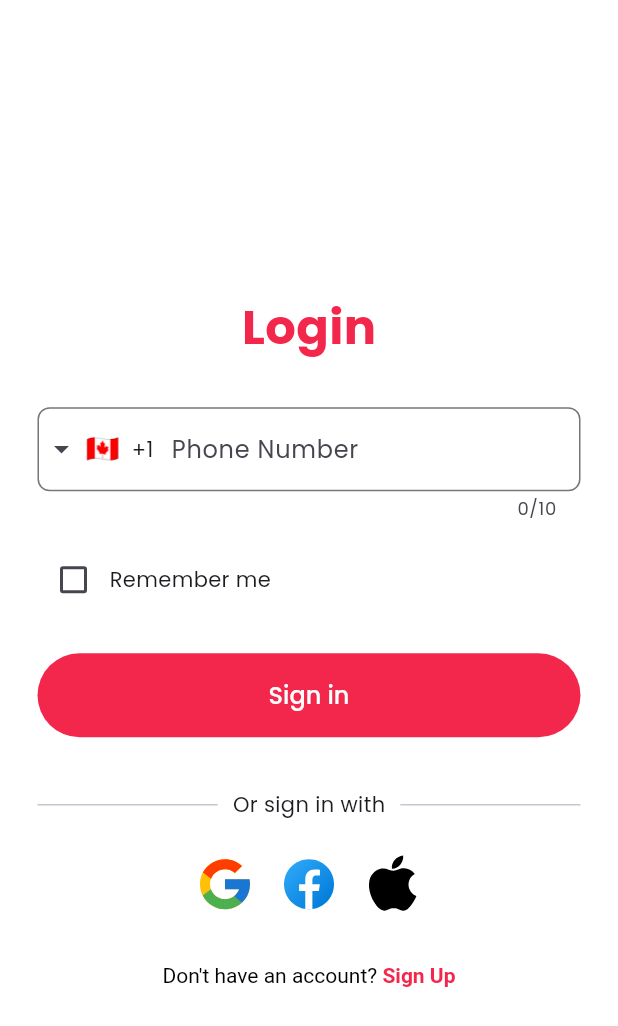
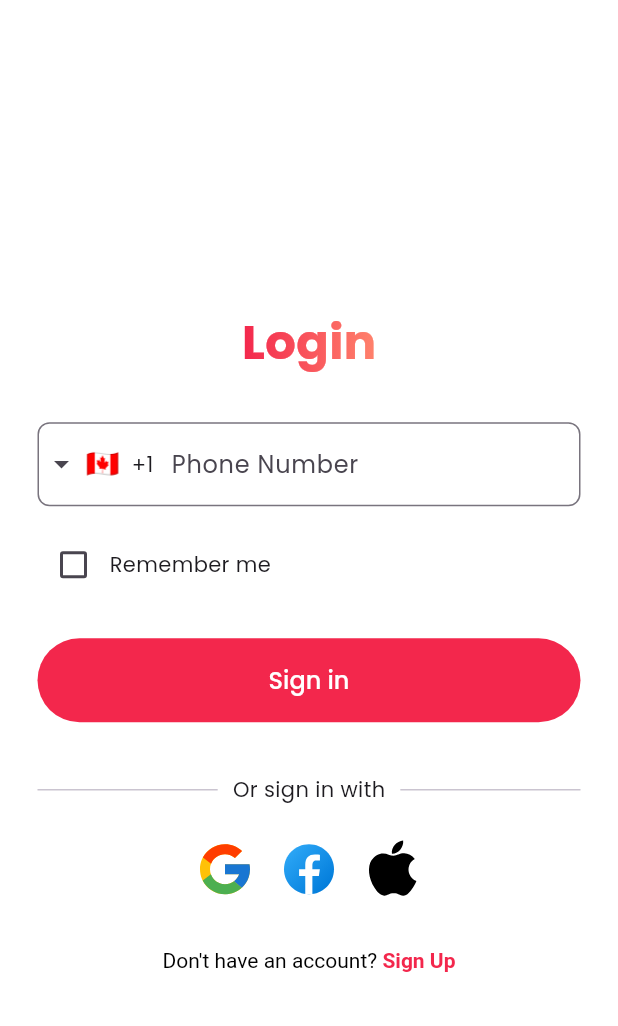
Before and after one commit to ByteBite-Devs/TiffinBoxApp, a Flutter app: the screen it shows after launch, after a tap on "SKIP", after a tap on "Get Started", on a phone screen of 412 x 824 dp. Shown: the top 1026 px of the screen. Run offline on Flutter 3.47's test engine with Material 3 defaults, Android fonts, the phone set to English and light mode, and no system bars; drawn by our look-alikes of intl_phone_field, simple_gradient_text; our stand-ins replace flutter_svg, google_fonts.

Commit message:
bug fixes and styles

```diff
--- a/tiffinbox/lib/main.dart
+++ b/tiffinbox/lib/main.dart
@@ -24,7 +24,7 @@
       ),
       home: const SplashScreen(),
       routes: <String, WidgetBuilder>{
-        '/HomeScreen': (BuildContext context) => const HomeScreen(),
+        '/Home': (BuildContext context) => const HomeScreen(),
         '/Login': (BuildContext context) => const LoginScreen(),
         '/Register': (BuildContext context) => const RegistrationScreen(),
         '/OnBoarding': (BuildContext context) => const OnboardingScreen()
--- a/tiffinbox/lib/screens/login_screen.dart
+++ b/tiffinbox/lib/screens/login_screen.dart
@@ -2,9 +2,10 @@ import 'package:flutter/gestures.dart';
 import 'package:flutter/material.dart';
 import 'package:flutter_svg/svg.dart';
 import 'package:intl_phone_field/intl_phone_field.dart';
+import 'package:simple_gradient_text/simple_gradient_text.dart';
 import 'package:tiffinbox/utils/color.dart';
-
 import '../widgets/default_button.dart';
+import 'package:tiffinbox/utils/text_style.dart';
 
 class LoginScreen extends StatefulWidget {
   const LoginScreen({Key? key}) : super(key: key);
@@ -19,7 +20,6 @@ class _LoginScreenState extends State<LoginScreen> {
 
   @override
   Widget build(BuildContext context) {
-    final screenWidth = MediaQuery.of(context).size.width;
     final screenHeight = MediaQuery.of(context).size.height;
 
     return Scaffold(
@@ -33,19 +33,18 @@ class _LoginScreenState extends State<LoginScreen> {
               mainAxisAlignment: MainAxisAlignment.center,
               children: [
                 const SizedBox(height: 30),
-                const Text(
+                GradientText(
                   'Login',
-                  style: TextStyle(
-                    fontSize: 32,
-                    fontWeight: FontWeight.bold,
-                    color: primarycolor,
-                  ),
+                  style: defaultHeaderFontStyle,
+                  colors: const [primarycolor, orangeGradientShade],
+
                 ),
                 const SizedBox(height: 30),
                 IntlPhoneField(
                   controller: _phoneController,
                   keyboardType: TextInputType.phone,
                   decoration: InputDecoration(
+                    counterText: "",
                     prefixIcon: Container(
                       padding: const EdgeInsets.all(12),
                     ),
--- a/tiffinbox/lib/screens/onboarding_screen.dart
+++ b/tiffinbox/lib/screens/onboarding_screen.dart
@@ -1,4 +1,5 @@
 import 'package:flutter/material.dart';
+import 'package:simple_gradient_text/simple_gradient_text.dart';
 import 'package:tiffinbox/utils/color.dart';
 import 'package:tiffinbox/utils/onboarding_contents.dart';
 import 'package:tiffinbox/utils/size_config.dart';
@@ -32,12 +33,12 @@ class _OnboardingScreenState extends State<OnboardingScreen> {
         borderRadius: BorderRadius.all(
           Radius.circular(50),
         ),
-        color: primarycolor,
+        color: disabledColor,
       ),
       margin: const EdgeInsets.only(right: 5),
       height: 10,
       curve: Curves.easeIn,
-      width: _currentPage == index ? 20 : 10,
+      width: _currentPage == index ? 40 : 15,
     );
   }
 
@@ -70,13 +71,14 @@ class _OnboardingScreenState extends State<OnboardingScreen> {
                         SizedBox(
                           height: (height >= 840) ? 60 : 30,
                         ),
-                        Text(
+                        GradientText(
                           contents[i].title,
                           textAlign: TextAlign.center,
+                          colors: const [primarycolor, orangeGradientShade],
                           style: TextStyle(
                             fontFamily: "Mulish",
                             fontWeight: FontWeight.w600,
-                            fontSize: (width <= 550) ? 30 : 35,
+                            fontSize: (width <= 350) ? 30 : 35,
                           ),
                         ),
                         const SizedBox(height: 15),
@@ -85,7 +87,7 @@ class _OnboardingScreenState extends State<OnboardingScreen> {
                           style: TextStyle(
                             fontFamily: "Mulish",
                             fontWeight: FontWeight.w300,
-                            fontSize: (width <= 550) ? 17 : 25,
+                            fontSize: (width <= 350) ? 18 : 25,
                           ),
                           textAlign: TextAlign.center,
                         )
@@ -122,13 +124,13 @@ class _OnboardingScreenState extends State<OnboardingScreen> {
                               shape: RoundedRectangleBorder(
                                 borderRadius: BorderRadius.circular(50),
                               ),
-                              padding: (width <= 550)
+                              padding: (width <= 350)
                                   ? const EdgeInsets.symmetric(
                                       horizontal: 100, vertical: 20)
                                   : EdgeInsets.symmetric(
                                       horizontal: width * 0.2, vertical: 25),
                               textStyle:
-                                  TextStyle(fontSize: (width <= 550) ? 13 : 17),
+                                  TextStyle(fontSize: (width <= 350) ? 13 : 18),
                             ),
                             child: const Text("Get Started"),
                           ),
@@ -146,12 +148,12 @@ class _OnboardingScreenState extends State<OnboardingScreen> {
                                   elevation: 0,
                                   textStyle: TextStyle(
                                     fontWeight: FontWeight.w600,
-                                    fontSize: (width <= 550) ? 13 : 17,
+                                    fontSize: (width <= 350) ? 13 : 18,
                                   ),
                                 ),
                                 child: const Text(
                                   "SKIP",
-                                  style: TextStyle(color: Colors.grey),
+                                  style: TextStyle(color: Colors.black),
                                 ),
                               ),
                               ElevatedButton(
@@ -168,13 +170,13 @@ class _OnboardingScreenState extends State<OnboardingScreen> {
                                     borderRadius: BorderRadius.circular(50),
                                   ),
                                   elevation: 0,
-                                  padding: (width <= 550)
+                                  padding: (width <= 350)
                                       ? const EdgeInsets.symmetric(
                                           horizontal: 30, vertical: 20)
                                       : const EdgeInsets.symmetric(
                                           horizontal: 30, vertical: 25),
                                   textStyle: TextStyle(
-                                      fontSize: (width <= 550) ? 13 : 17),
+                                      fontSize: (width <= 350) ? 13 : 18),
                                 ),
                                 child: const Text("NEXT"),
                               ),
--- a/tiffinbox/lib/screens/signup_screen.dart
+++ b/tiffinbox/lib/screens/signup_screen.dart
@@ -29,7 +29,6 @@ class _RegistrationScreenState extends State<RegistrationScreen> {
 
   @override
   Widget build(BuildContext context) {
-    final screenWidth = MediaQuery.of(context).size.width;
     final screenHeight = MediaQuery.of(context).size.height;
     return Scaffold(
       backgroundColor: Colors.white,
@@ -54,6 +53,7 @@ class _RegistrationScreenState extends State<RegistrationScreen> {
                 controller: _phoneController,
                 keyboardType: TextInputType.phone,
                 decoration: InputDecoration(
+                  counterText: "",
                   labelText: 'Phone Number',
                   border: OutlineInputBorder(
                     borderRadius: BorderRadius.circular(8),
--- a/tiffinbox/lib/utils/color.dart
+++ b/tiffinbox/lib/utils/color.dart
@@ -1,7 +1,8 @@
 import 'package:flutter/material.dart';
-import 'package:tiffinbox/main.dart';
-
 const bgcolor = Color.fromARGB(255, 255, 255, 255);
 const primarycolor = Color.fromARGB(255, 243, 39, 76);
 const bordercolor = Color.fromARGB(255, 243, 39, 76);
+const disabledColor = Color.fromARGB(255, 249, 132, 153);
 const buttontextcolor = Color.fromARGB(255, 255, 255, 255);
+const orangeGradientShade = Color.fromARGB(255, 255, 130, 108);
+const gradient = RadialGradient(colors: [primarycolor, orangeGradientShade], center: Alignment.topLeft, radius: 0.8);
--- a/tiffinbox/lib/utils/text_style.dart
+++ b/tiffinbox/lib/utils/text_style.dart
@@ -6,6 +6,14 @@ final defaultFontStyle = GoogleFonts.poppins(
   textStyle: const TextStyle(
     fontSize: 15,
     color: primarycolor,
+  ),
+);
+
+final defaultHeaderFontStyle = GoogleFonts.poppins(
+  textStyle: const TextStyle(
+    fontSize: 32,
+    color: primarycolor,
+    fontWeight: FontWeight.bold
   ),
 );
 
--- /dev/null
+++ b/tiffinbox/lib/utils/validators.dart
@@ -0,0 +1,14 @@
+class Validators {
+  static String? phoneNumberValidator(value) {
+    if (value == null || value.isEmpty) {
+      return 'Phone number is required';
+    }
+    String pattern = r'^\d{10}$';
+    RegExp regExp = RegExp(pattern);
+
+    if (!regExp.hasMatch(value)) {
+      return 'Invalid phone number';
+    }
+    return null;
+  }
+}
--- a/tiffinbox/pubspec.yaml
+++ b/tiffinbox/pubspec.yaml
@@ -39,6 +39,7 @@ dependencies:
   flutter_svg: ^2.0.10+1
   path_provider: ^2.1.3
   intl_phone_field: ^3.1.0
+  simple_gradient_text: 1.3.0
 
 dev_dependencies:
   flutter_test:
@@ -49,7 +50,7 @@ dev_dependencies:
   # activated in the `analysis_options.yaml` file located at the root of your
   # package. See that file for information about deactivating specific lint
   # rules and activating additional ones.
-  flutter_lints: ^3.0.0
+  flutter_lints: ^4.0.0
 
 # For information on the generic Dart part of this file, see the
 # following page: https://dart.dev/tools/pub/pubspec
```
